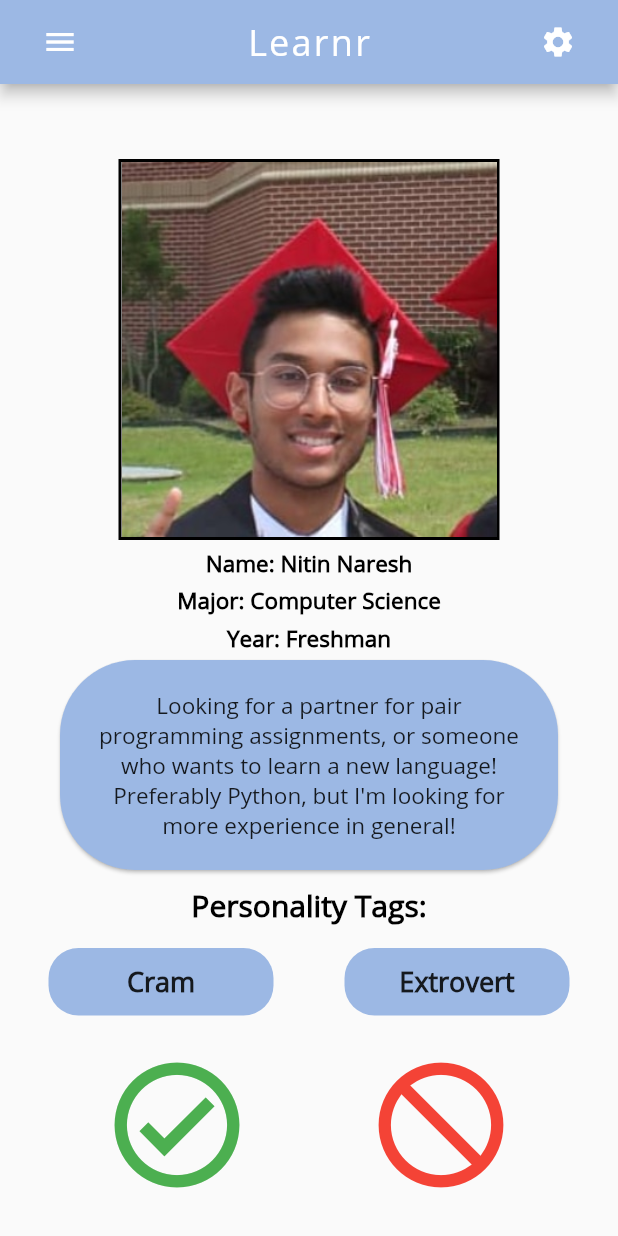
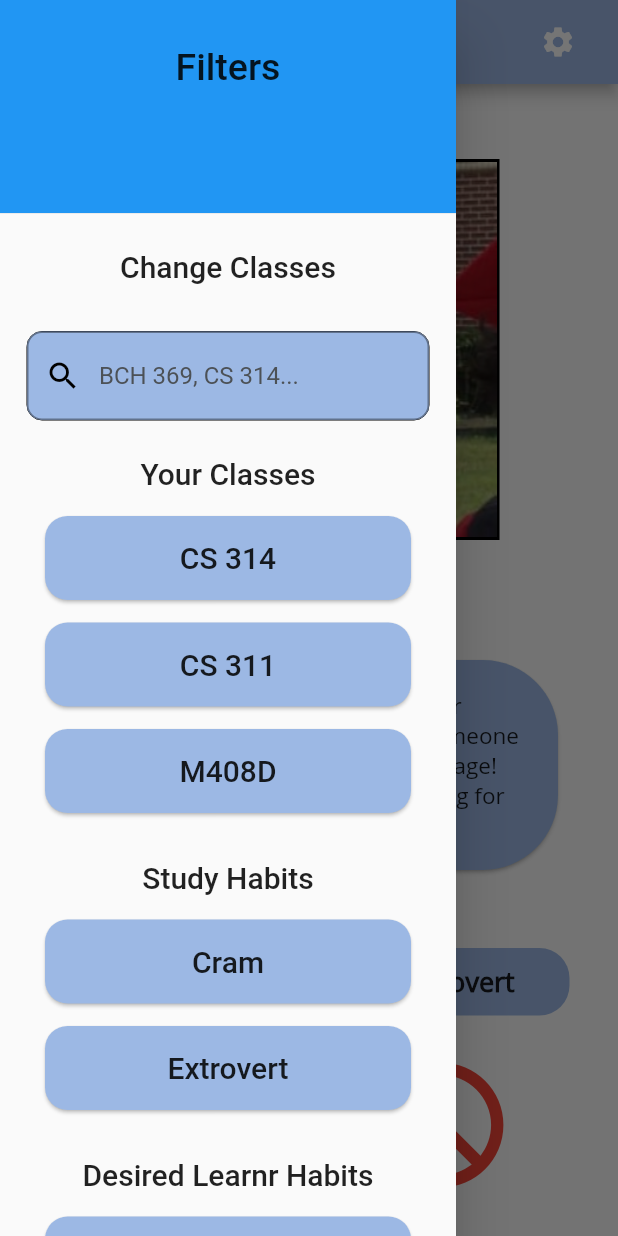
Before and after one commit to nxdavar/Learnr, a Flutter app: the HomeScreen screen opened by its route, after a tap on the "menu" icon, on a phone screen of 412 x 824 dp. Run offline on Flutter 3.47's test engine with Material 2 defaults, Android fonts, the phone set to English and light mode, and no system bars; drawn by our look-alikes of bubble; our stand-ins replace cloud_firestore, firebase_auth, firebase_core, google_sign_in; accounts and stored records are empty.

Commit message:
(12/1/20) - worked on HomeScreen.dart, added sidebar

```diff
--- a/lib/HomeScreen.dart
+++ b/lib/HomeScreen.dart
@@ -10,6 +10,16 @@ class HomeScreen extends StatefulWidget {
   static const String id = 'home';
   @override
   _HomeScreenState createState() => _HomeScreenState();
+}
+
+ListTile header(String text) {
+  return ListTile(
+    title: Text(text,
+        textAlign: TextAlign.center,
+        style: TextStyle(
+          fontSize: 20,
+        )),
+  );
 }
 
 SizedBox spacing(double height) {
@@ -37,14 +47,28 @@ SizedBox card(String text) {
   );
 }
 
-Text belowPicText(String text) {
+Card classes(String course) {
+  return Card(
+    shape: RoundedRectangleBorder(
+      borderRadius: BorderRadius.circular(15),
+    ),
+    color: LIGHT_BLUE,
+    child: ListTile(
+      title: Text(course,
+          textAlign: TextAlign.center, style: TextStyle(fontSize: 20)),
+    ),
+    margin: EdgeInsets.fromLTRB(30, 0, 30, 15),
+  );
+}
+
+Text belowPicText(String text, double fontSize) {
   return Text(
     text,
     textAlign: TextAlign.center,
     style: TextStyle(
       color: Colors.black,
       fontFamily: 'openSans',
-      fontSize: 15,
+      fontSize: fontSize,
       fontWeight: FontWeight.bold,
     ),
   );
@@ -71,10 +95,14 @@ class _HomeScreenState extends State<HomeScreen> {
         title: Row(
           mainAxisAlignment: MainAxisAlignment.spaceBetween,
           children: [
-            IconButton(
-              icon: Icon(Icons.menu),
-              onPressed: () {},
-            ),
+            Builder(builder: (BuildContext context) {
+              return IconButton(
+                icon: Icon(Icons.menu),
+                onPressed: () {
+                  Scaffold.of(context).openDrawer();
+                },
+              );
+            }),
             Text(
               'Learnr',
               style: TextStyle(
@@ -107,18 +135,16 @@ class _HomeScreenState extends State<HomeScreen> {
                   width: 250,
                 ),
                 decoration: BoxDecoration(
-                  border: Border.all(
-                    width: 2,
-                  ),
+                  border: Border.all(width: 2),
                 ),
               ),
             ),
             spacing(5),
-            belowPicText('Name: Nitin Naresh'),
+            belowPicText('Name: Nitin Naresh', 15),
             spacing(5),
-            belowPicText('Major: Computer Science'),
+            belowPicText('Major: Computer Science', 15),
             spacing(5),
-            belowPicText('Year: Freshman'),
+            belowPicText('Year: Freshman', 15),
             Bubble(
               alignment: Alignment.center,
               color: LIGHT_BLUE,
@@ -133,16 +159,7 @@ class _HomeScreenState extends State<HomeScreen> {
                 textAlign: TextAlign.center,
               ),
             ),
-            Text(
-              'Personality Tags: ',
-              textAlign: TextAlign.center,
-              style: TextStyle(
-                color: Colors.black,
-                fontFamily: 'openSans',
-                fontSize: 20,
-                fontWeight: FontWeight.bold,
-              ),
-            ),
+            belowPicText('Personality Tags: ', 20),
             Row(
               mainAxisAlignment: MainAxisAlignment.spaceEvenly,
               children: [
@@ -161,6 +178,75 @@ class _HomeScreenState extends State<HomeScreen> {
           ],
         ),
       ),
+      drawer: Drawer(
+        child: ListView(
+          // Important: Remove any padding from the ListView.
+          padding: EdgeInsets.zero,
+          children: <Widget>[
+            Container(
+              height: 150.0,
+              child: DrawerHeader(
+                child: Text(
+                  'Filters',
+                  textAlign: TextAlign.center,
+                  style: TextStyle(fontSize: 25.0),
+                ),
+                decoration: BoxDecoration(
+                  color: Colors.blue,
+                ),
+                padding: EdgeInsets.fromLTRB(5, 30, 5, 5),
+              ),
+            ),
+            header('Change Classes'),
+            Padding(
+              // Search bar
+              padding: const EdgeInsets.fromLTRB(8, 15, 8, 8),
+              child: Container(
+                margin: EdgeInsets.only(left: 10, right: 10),
+                decoration: BoxDecoration(
+                  borderRadius: BorderRadius.all(Radius.circular(10.0)),
+                  color: Colors.white,
+                  border: Border.all(color: Colors.black, width: 0.0),
+                ),
+                child: Column(
+                  children: <Widget>[
+                    Container(
+                      decoration: BoxDecoration(
+                        borderRadius: BorderRadius.circular(10.0),
+                        color: LIGHT_BLUE,
+                      ),
+                      width: 400,
+                      child: TextField(
+                        onChanged: (value) {},
+                        style: TextStyle(color: Colors.black),
+                        decoration: InputDecoration(
+                            hintStyle: TextStyle(color: Color(0xFF4C5156)),
+                            hintText: 'BCH 369, CS 314...',
+                            prefixIcon: Icon(
+                              Icons.search,
+                              color: Colors.black,
+                            ),
+                            border: OutlineInputBorder(
+                                borderRadius:
+                                    BorderRadius.all(Radius.circular(10.0)))),
+                      ),
+                    ),
+                  ],
+                ),
+              ),
+            ),
+            header('Your Classes'),
+            classes('CS 314'),
+            classes('CS 311'),
+            classes('M408D'),
+            header('Study Habits'),
+            classes('Cram'),
+            classes('Extrovert'),
+            header('Desired Learnr Habits'),
+            classes('Extrovert'),
+          ],
+        ),
+      ),
     );
   }
 }
--- a/lib/main.dart
+++ b/lib/main.dart
@@ -19,7 +19,7 @@ class MainScreen extends StatelessWidget {
     return MaterialApp(
       debugShowCheckedModeBanner: false,
       //initialRoute: WelcomeScreen.id,
-      initialRoute: MessagesScreen.id,
+      initialRoute: HomeScreen.id,
       routes: {
         // When navigating to the "/" route, build the FirstScreen widget.
         // When navigating to the "/second" route, build the SecondScreen widget.
```
